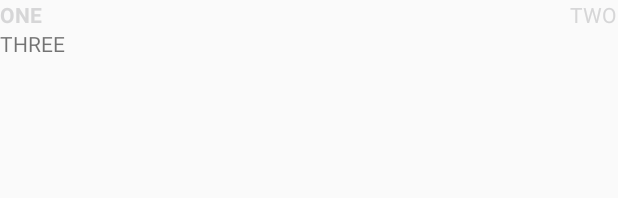
After one commit to anujacharya1/Todo, an Android app: the layout list_single.xml on its own in the app's theme, with its tools: preview values and no code run, on a phone screen of 412 x 824 dp. The commit adds this screen. Shown: the top 198 px of the screen. Run offline under Robolectric (Android 15) with nearby library versions, the phone set to English and light mode, and no system bars.

Commit message:
adding color

```diff
--- a/app/src/main/java/anuj/com/test2/MainActivity.java
+++ b/app/src/main/java/anuj/com/test2/MainActivity.java
@@ -39,7 +39,7 @@ public class MainActivity extends AppCompatActivity {
         todoDbHelper = new TodoDbHelper();
         readItemsFromSql();
 
-        toDoAdapter = new ArrayAdapter<Todo>(this,android.R.layout.simple_list_item_1, todoItems);
+        toDoAdapter = new TodoAdapter(this, todoItems);
         lv = (ListView)findViewById(R.id.todoLv);
         lv.setAdapter(toDoAdapter);
 
--- /dev/null
+++ b/app/src/main/res/layout/list_single.xml
@@ -0,0 +1,42 @@
+<?xml version="1.0" encoding="utf-8"?>
+<TableLayout xmlns:android="http://schemas.android.com/apk/res/android"
+    android:orientation="vertical" android:layout_width="match_parent"
+    android:layout_height="match_parent"
+    android:stretchColumns="0,1,2">
+
+    <TableRow>
+        <TextView
+            android:layout_width="wrap_content"
+            android:layout_height="wrap_content"
+            android:id="@+id/main_name"
+            android:layout_column="0"
+            android:textStyle="bold"
+            android:text="ONE"
+            android:gravity="left"
+
+            android:textColor="@color/abc_input_method_navigation_guard"/>
+
+        <TextView
+            android:layout_width="wrap_content"
+            android:layout_height="wrap_content"
+            android:text="TWO"
+            android:id="@+id/main_priority"
+            android:gravity="right"
+            android:textColor="@color/abc_input_method_navigation_guard" />
+
+    </TableRow>
+
+    <TableRow
+        android:layout_width="fill_parent"
+        android:layout_height="fill_parent">
+
+        <TextView
+            android:layout_width="wrap_content"
+            android:layout_height="wrap_content"
+            android:text="THREE"
+            android:id="@+id/main_date"
+            android:layout_column="0" />
+
+    </TableRow>
+
+</TableLayout>
```
Also changed, not shown: app/src/main/java/anuj/com/test2/TodoAdapter.java (added, +56 -0 lines).
